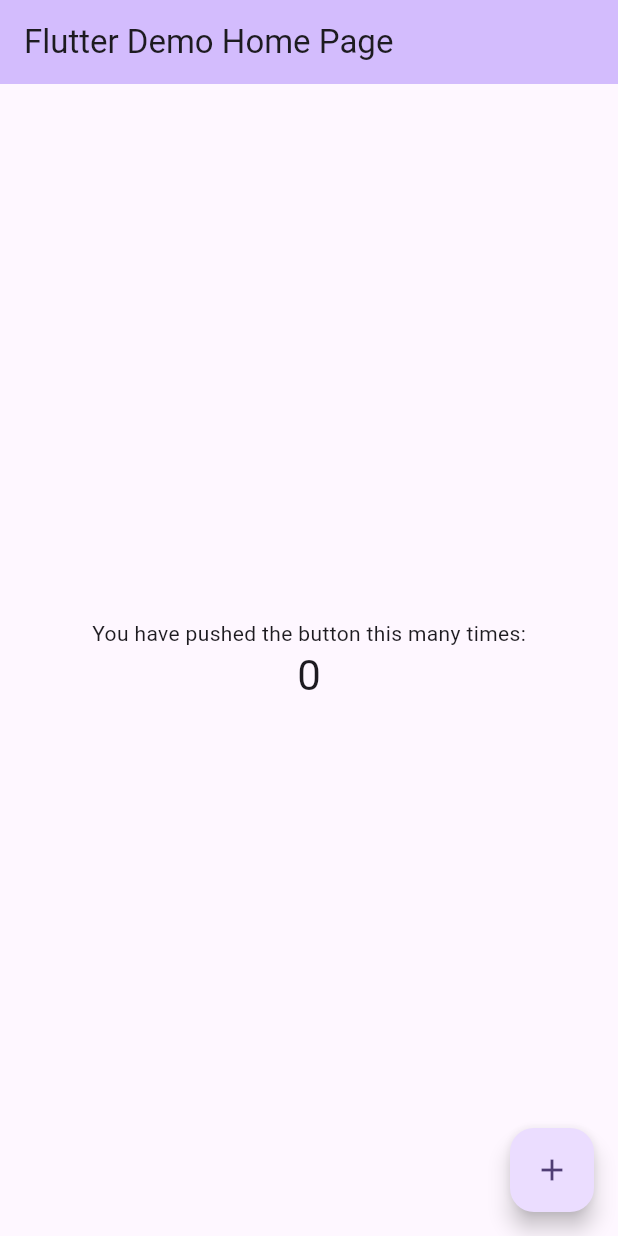
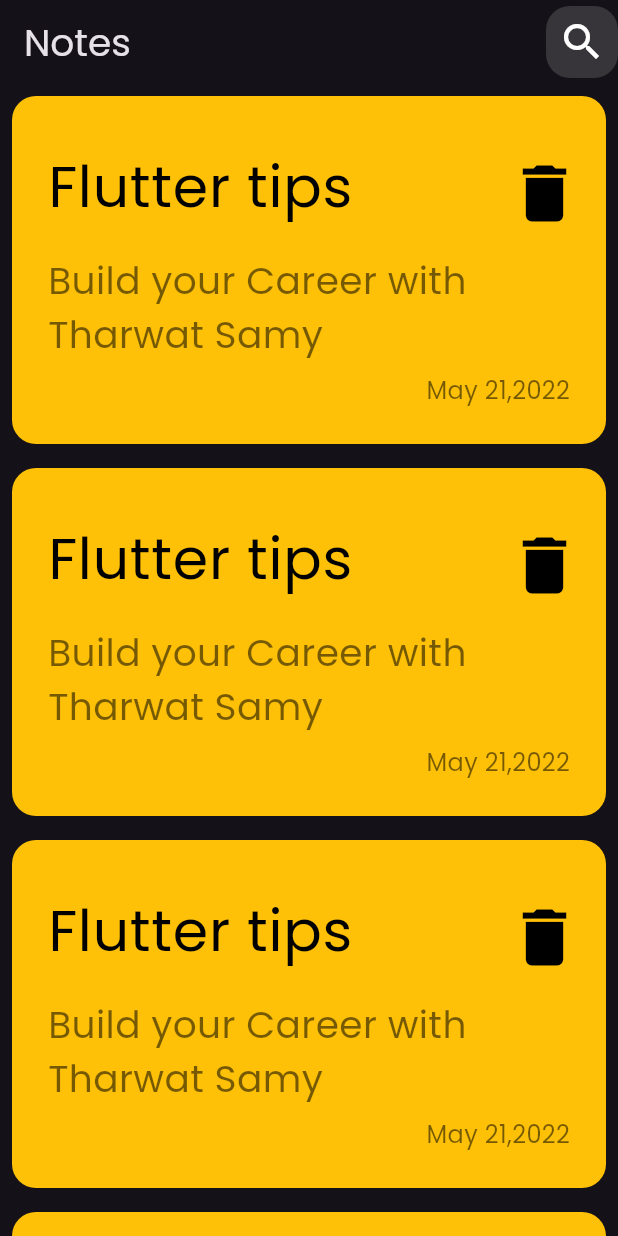
Before and after one commit to zwaleed56/znotes, a Flutter app: the screen it shows after launch, on a phone screen of 412 x 824 dp. Run offline on Flutter 3.47's test engine with Material 3 defaults, Android fonts, the phone set to English and light mode, and no system bars; missing offline and left inert: dart:ffi.

Commit message:
make a notes card

```diff
--- a/lib/main.dart
+++ b/lib/main.dart
@@ -1,125 +1,19 @@
 import 'package:flutter/material.dart';
 
+import 'package:znotes/views/home_view.dart';
+
 void main() {
-  runApp(const MyApp());
+  runApp(const Znotes());
 }
 
-class MyApp extends StatelessWidget {
-  const MyApp({super.key});
+class Znotes extends StatelessWidget {
+  const Znotes({super.key});
 
-  // This widget is the root of your application.
   @override
   Widget build(BuildContext context) {
     return MaterialApp(
-      title: 'Flutter Demo',
-      theme: ThemeData(
-        // This is the theme of your application.
-        //
-        // TRY THIS: Try running your application with "flutter run". You'll see
-        // the application has a purple toolbar. Then, without quitting the app,
-        // try changing the seedColor in the colorScheme below to Colors.green
-        // and then invoke "hot reload" (save your changes or press the "hot
-        // reload" button in a Flutter-supported IDE, or press "r" if you used
-        // the command line to start the app).
-        //
-        // Notice that the counter didn't reset back to zero; the application
-        // state is not lost during the reload. To reset the state, use hot
-        // restart instead.
-        //
-        // This works for code too, not just values: Most code changes can be
-        // tested with just a hot reload.
-        colorScheme: ColorScheme.fromSeed(seedColor: Colors.deepPurple),
-        useMaterial3: true,
-      ),
-      home: const MyHomePage(title: 'Flutter Demo Home Page'),
+      theme: ThemeData(fontFamily: 'Poppins', brightness: Brightness.dark),
+      home: const NotesView(),
     );
   }
 }
-
-class MyHomePage extends StatefulWidget {
-  const MyHomePage({super.key, required this.title});
-
-  // This widget is the home page of your application. It is stateful, meaning
-  // that it has a State object (defined below) that contains fields that affect
-  // how it looks.
-
-  // This class is the configuration for the state. It holds the values (in this
-  // case the title) provided by the parent (in this case the App widget) and
-  // used by the build method of the State. Fields in a Widget subclass are
-  // always marked "final".
-
-  final String title;
-
-  @override
-  State<MyHomePage> createState() => _MyHomePageState();
-}
-
-class _MyHomePageState extends State<MyHomePage> {
-  int _counter = 0;
-
-  void _incrementCounter() {
-    setState(() {
-      // This call to setState tells the Flutter framework that something has
-      // changed in this State, which causes it to rerun the build method below
-      // so that the display can reflect the updated values. If we changed
-      // _counter without calling setState(), then the build method would not be
-      // called again, and so nothing would appear to happen.
-      _counter++;
-    });
-  }
-
-  @override
-  Widget build(BuildContext context) {
-    // This method is rerun every time setState is called, for instance as done
-    // by the _incrementCounter method above.
-    //
-    // The Flutter framework has been optimized to make rerunning build methods
-    // fast, so that you can just rebuild anything that needs updating rather
-    // than having to individually change instances of widgets.
-    return Scaffold(
-      appBar: AppBar(
-        // TRY THIS: Try changing the color here to a specific color (to
-        // Colors.amber, perhaps?) and trigger a hot reload to see the AppBar
-        // change color while the other colors stay the same.
-        backgroundColor: Theme.of(context).colorScheme.inversePrimary,
-        // Here we take the value from the MyHomePage object that was created by
-        // the App.build method, and use it to set our appbar title.
-        title: Text(widget.title),
-      ),
-      body: Center(
-        // Center is a layout widget. It takes a single child and positions it
-        // in the middle of the parent.
-        child: Column(
-          // Column is also a layout widget. It takes a list of children and
-          // arranges them vertically. By default, it sizes itself to fit its
-          // children horizontally, and tries to be as tall as its parent.
-          //
-          // Column has various properties to control how it sizes itself and
-          // how it positions its children. Here we use mainAxisAlignment to
-          // center the children vertically; the main axis here is the vertical
-          // axis because Columns are vertical (the cross axis would be
-          // horizontal).
-          //
-          // TRY THIS: Invoke "debug painting" (choose the "Toggle Debug Paint"
-          // action in the IDE, or press "p" in the console), to see the
-          // wireframe for each widget.
-          mainAxisAlignment: MainAxisAlignment.center,
-          children: <Widget>[
-            const Text(
-              'You have pushed the button this many times:',
-            ),
-            Text(
-              '$_counter',
-              style: Theme.of(context).textTheme.headlineMedium,
-            ),
-          ],
-        ),
-      ),
-      floatingActionButton: FloatingActionButton(
-        onPressed: _incrementCounter,
-        tooltip: 'Increment',
-        child: const Icon(Icons.add),
-      ), // This trailing comma makes auto-formatting nicer for build methods.
-    );
-  }
-}
--- /dev/null
+++ b/lib/views/home_view.dart
@@ -0,0 +1,27 @@
+import 'dart:ffi';
+
+import 'package:flutter/material.dart';
+import 'package:znotes/widgets/custom_iconbutton.dart';
+import 'package:znotes/widgets/notes_item.dart';
+
+class NotesView extends StatelessWidget {
+  const NotesView({super.key});
+
+  @override
+  Widget build(BuildContext context) {
+    return Scaffold(
+        appBar: AppBar(
+          elevation: 0,
+          actions: const [
+            SizedBox(width: 16),
+            CustomIconButton(),
+          ],
+          title: const Text(
+            'Notes',
+            style: TextStyle(fontSize: 25, fontFamily: 'Poppins'),
+          ),
+        ),
+        // ignore: avoid_unnecessary_containers
+        body: ListView.builder(itemBuilder: (context, index) => NotesItem()));
+  }
+}
--- /dev/null
+++ b/lib/widgets/custom_iconbutton.dart
@@ -0,0 +1,26 @@
+import 'package:flutter/material.dart';
+
+class CustomIconButton extends StatelessWidget {
+  const CustomIconButton(
+      {super.key, this.iconColor, this.icon, this.iconSize, this.opicity});
+  final Color? iconColor;
+  final Icon? icon;
+  final double? iconSize;
+  final double? opicity;
+  @override
+  Widget build(BuildContext context) {
+    return IconButton(
+      enableFeedback: false,
+      style: ButtonStyle(
+          shape: const WidgetStatePropertyAll(RoundedRectangleBorder(
+              borderRadius: BorderRadius.all(Radius.circular(16)))),
+          backgroundColor: opicity == null
+              ? WidgetStatePropertyAll(Colors.white.withOpacity(.15))
+              : WidgetStatePropertyAll(Colors.white.withOpacity(opicity!))),
+      color: iconColor ?? Colors.white,
+      iconSize: iconSize ?? 32,
+      onPressed: () {},
+      icon: icon ?? const Icon(Icons.search),
+    );
+  }
+}
--- /dev/null
+++ b/lib/widgets/notes_item.dart
@@ -0,0 +1,59 @@
+import 'package:flutter/material.dart';
+import 'package:znotes/widgets/custom_iconbutton.dart';
+
+class NotesItem extends StatelessWidget {
+  const NotesItem({
+    super.key,
+  });
+
+  @override
+  Widget build(BuildContext context) {
+    return Padding(
+      padding: const EdgeInsets.all(8),
+      child: Container(
+        decoration: const BoxDecoration(
+            color: Colors.amber,
+            borderRadius: BorderRadius.all(Radius.circular(16))),
+        child: const Column(
+          mainAxisSize: MainAxisSize.min,
+          crossAxisAlignment: CrossAxisAlignment.end,
+          children: [
+            ListTile(
+                isThreeLine: true,
+                contentPadding: EdgeInsets.only(top: 24, left: 24),
+                title: Padding(
+                  padding: EdgeInsets.only(bottom: 16),
+                  child: Text(
+                    'Flutter tips',
+                    style: TextStyle(
+                      color: Colors.black,
+                      fontSize: 38,
+                    ),
+                  ),
+                ),
+                subtitle: Text(
+                  'Build your Career with Tharwat Samy',
+                  style: TextStyle(color: Colors.black54, fontSize: 25),
+                ),
+                trailing: Padding(
+                  padding: EdgeInsets.only(right: 8),
+                  child: CustomIconButton(
+                    icon: Icon(Icons.delete),
+                    iconColor: Colors.black,
+                    iconSize: 50,
+                    opicity: 0,
+                  ),
+                )),
+            Padding(
+              padding: EdgeInsets.only(right: 24, bottom: 24),
+              child: Text(
+                'May 21,2022',
+                style: TextStyle(color: Colors.black54, fontSize: 16),
+              ),
+            ),
+          ],
+        ),
+      ),
+    );
+  }
+}
```
Also changed, not shown: pubspec.yaml (+5 -6 lines), assets/fonts/Poppins-Regular.ttf (added), 1 other file.
